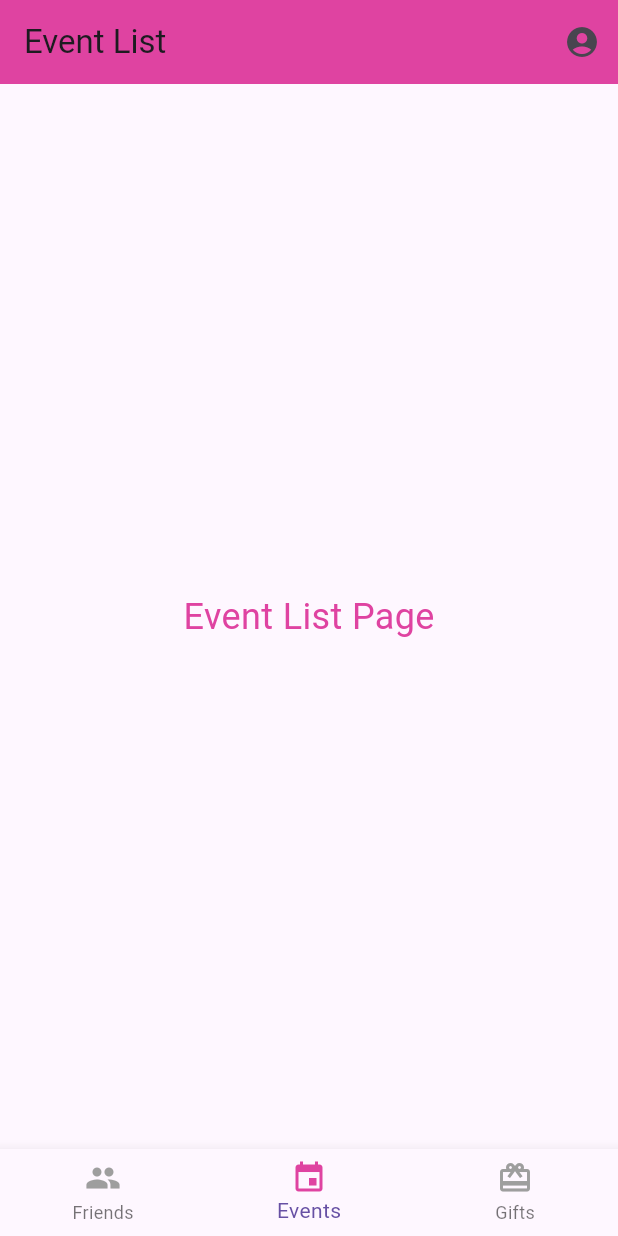
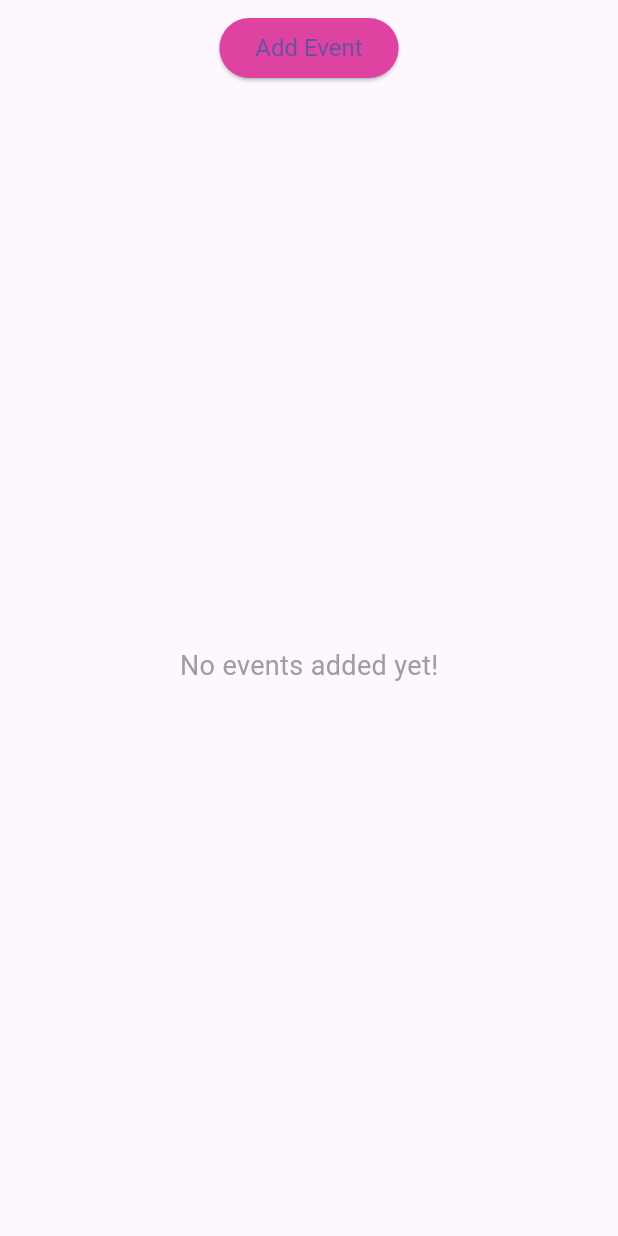
Before and after one commit to Adhamamr360/hedieaty, a Flutter app: the EventListPage screen opened directly, on a phone screen of 412 x 824 dp. Run offline on Flutter 3.47's test engine with Material 3 defaults, Android fonts, the phone set to English and light mode, and no system bars; our stand-ins replace cloud_firestore, firebase_auth, firebase_core, sqflite; accounts and stored records are empty.

Commit message:
giftlist and eventlist pages

```diff
--- a/lib/screens/event_list_page.dart
+++ b/lib/screens/event_list_page.dart
@@ -1,7 +1,7 @@
 import 'package:flutter/material.dart';
-import 'friends_page.dart';
-import 'gift_list_page.dart';
-import 'profile_page.dart';
+import 'package:firebase_auth/firebase_auth.dart';
+import '../services/db_helper.dart';
+import 'add_event_page.dart';
 
 class EventListPage extends StatefulWidget {
   @override
@@ -9,80 +9,67 @@ class EventListPage extends StatefulWidget {
 }
 
 class _EventListPageState extends State<EventListPage> {
-  int _selectedIndex = 1;
+  final DatabaseHelper _dbHelper = DatabaseHelper();
+  final String uid = FirebaseAuth.instance.currentUser!.uid;
+  List<Map<String, dynamic>> _events = [];
 
-  void _onItemTapped(int index) {
+  @override
+  void initState() {
+    super.initState();
+    _loadEvents();
+  }
+
+  Future<void> _loadEvents() async {
+    final events = await _dbHelper.getEventsForUser(uid);
     setState(() {
-      _selectedIndex = index;
+      _events = events;
     });
-
-    if (index == 0) {
-      // Navigate to Home Page
-      Navigator.push(
-        context,
-        MaterialPageRoute(builder: (context) => HomePage()),
-      );
-    } else if (index == 2) {
-      // Navigate to Gift List Page
-      Navigator.push(
-        context,
-        MaterialPageRoute(builder: (context) => GiftListPage()),
-      );
-    }
   }
 
   @override
   Widget build(BuildContext context) {
     return Scaffold(
-      appBar: AppBar(
-        title: Text('Event List'),
-        backgroundColor: Color(0xFFdf43a1),
-        automaticallyImplyLeading: false,
-        actions: [
-          IconButton(
-            icon: Icon(Icons.account_circle),
-            onPressed: () {
-              Navigator.push(
-                context,
-                MaterialPageRoute(builder: (context) => ProfilePage()),
-              );
-            },
+      body: Column(
+        children: [
+          Padding(
+            padding: const EdgeInsets.all(8.0),
+            child: ElevatedButton(
+              onPressed: () async {
+                await Navigator.push(
+                  context,
+                  MaterialPageRoute(
+                    builder: (context) => AddEventPage(uid: uid),
+                  ),
+                );
+                await _loadEvents(); // Reload events after returning
+              },
+              child: Text('Add Event'),
+              style: ElevatedButton.styleFrom(
+                backgroundColor: Color(0xFFdf43a1),
+                textStyle: TextStyle(fontSize: 16),
+              ),
+            ),
           ),
-        ],
-      ),
-      body: Center(
-        child: Text(
-          'Event List Page',
-          style: TextStyle(fontSize: 24, color: Color(0xFFdf43a1)),
-        ),
-      ),
-      bottomNavigationBar: BottomNavigationBar(
-        currentIndex: _selectedIndex,
-        onTap: _onItemTapped,
-        items: [
-          BottomNavigationBarItem(
-            icon: Icon(
-              Icons.group,
-              color: _selectedIndex == 0 ? Color(0xFFdf43a1) : Colors.grey,
+          Expanded(
+            child: _events.isEmpty
+                ? Center(
+              child: Text(
+                'No events added yet!',
+                style: TextStyle(fontSize: 18, color: Colors.grey),
+              ),
+            )
+                : ListView.builder(
+              itemCount: _events.length,
+              itemBuilder: (context, index) {
+                final event = _events[index];
+                return Card(
+                  child: ListTile(
+                    title: Text(event['name']),
+                    subtitle: Text('${event['description']} - ${event['date']}'),
+                  ),
+                );
+              },
             ),
-            label: 'Friends',
-            backgroundColor: _selectedIndex == 0 ? Color(0xFFdf43a1) : Colors.grey,
-          ),
-          BottomNavigationBarItem(
-            icon: Icon(
-              Icons.event,
-              color: _selectedIndex == 1 ? Color(0xFFdf43a1) : Colors.grey,
-            ),
-            label: 'Events',
-            backgroundColor: _selectedIndex == 1 ? Color(0xFFdf43a1) : Colors.grey,
-          ),
-          BottomNavigationBarItem(
-            icon: Icon(
-              Icons.card_giftcard,
-              color: _selectedIndex == 2 ? Color(0xFFdf43a1) : Colors.grey,
-            ),
-            label: 'Gifts',
-            backgroundColor: _selectedIndex == 2 ? Color(0xFFdf43a1) : Colors.grey,
           ),
         ],
       ),
```
Also changed, not shown: lib/screens/add_event_page.dart (added, +126 -0 lines), lib/screens/add_gift_page.dart (+23 -4 lines), lib/screens/friends_page.dart (+21 -24 lines), lib/screens/gift_list_page.dart (+23 -111 lines), lib/services/db_helper.dart (+122 -21 lines), lib/services/firestore_services.dart (deleted).
